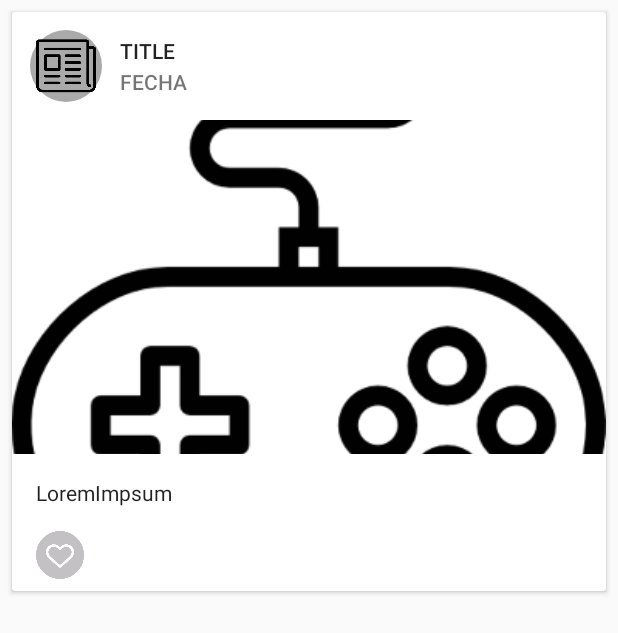
After one commit to mancha97/GameNews, an Android app: the layout item_allnoti.xml on its own in the app's theme, with its tools: preview values and no code run, on a phone screen of 412 x 824 dp. The commit adds this screen. Shown: the top 633 px of the screen. Run offline under Robolectric (Android 15) with nearby library versions, the phone set to English and light mode, and no system bars.

```diff
--- /dev/null
+++ b/app/src/main/java/com/valle00018316/gamenews/Frags/Adapters/NotiRvAdapter.java
@@ -0,0 +1,4 @@
+package com.valle00018316.gamenews.Frags.Adapters;
+
+public class NotiRvAdapter {
+}
--- /dev/null
+++ b/app/src/main/res/drawable/ic_avatar_40dp.xml
@@ -0,0 +1,10 @@
+
+<vector xmlns:android="http://schemas.android.com/apk/res/android"
+    android:width="40dp"
+    android:height="40dp"
+    android:viewportWidth="40.0"
+    android:viewportHeight="40.0">
+    <path
+        android:pathData="M20,20m-20,0a20,20 0,1 1,40 0a20,20 0,1 1,-40 0"
+        android:fillColor="@android:color/darker_gray" />
+</vector>
--- /dev/null
+++ b/app/src/main/res/layout/item_allnoti.xml
@@ -0,0 +1,110 @@
+<android.support.v7.widget.CardView
+    xmlns:android="http://schemas.android.com/apk/res/android"
+    xmlns:app="http://schemas.android.com/apk/res-auto"
+    style="@style/MyCardViewStyle"
+    android:layout_width="match_parent"
+    android:layout_height="wrap_content"
+    android:layout_marginTop="8dp"
+    android:layout_marginStart="8dp"
+    android:layout_marginEnd="8dp">
+
+    <android.support.constraint.ConstraintLayout
+        xmlns:app="http://schemas.android.com/apk/res-auto"
+        android:layout_width="match_parent"
+        android:layout_height="wrap_content">
+
+        <ImageView
+            android:id="@+id/avatar_image"
+            android:layout_width="48dp"
+            android:layout_height="48dp"
+            android:layout_marginTop="12dp"
+            android:layout_marginStart="12dp"
+            android:padding="4dp"
+
+            android:background="@drawable/ic_avatar_40dp"
+            android:src="@drawable/newspaper"
+            app:layout_constraintTop_toTopOf="parent"
+            app:layout_constraintStart_toStartOf="parent"
+            app:layout_constraintBottom_toTopOf="@+id/media_image"
+            app:layout_constraintVertical_chainStyle="packed" />
+
+        <TextView
+            android:id="@+id/title_text"
+            android:layout_width="0dp"
+            android:layout_height="wrap_content"
+            android:layout_marginTop="4dp"
+            android:layout_marginStart="12dp"
+            android:text="TITLE"
+            android:layout_marginEnd="16dp"
+            android:textAppearance="@style/TextAppearance.AppCompat.Body2"
+            android:textColor="#DE000000"
+            app:layout_constraintTop_toTopOf="@+id/avatar_image"
+            app:layout_constraintStart_toEndOf="@+id/avatar_image"
+            app:layout_constraintEnd_toEndOf="parent" />
+
+        <TextView
+            android:id="@+id/subtitle_text"
+            android:layout_width="0dp"
+            android:text="FECHA"
+            android:layout_height="wrap_content"
+            android:layout_marginStart="12dp"
+            android:layout_marginEnd="16dp"
+            android:layout_marginBottom="4dp"
+            android:textAppearance="@style/TextAppearance.AppCompat.Body2"
+            android:textColor="#8A000000"
+            app:layout_constraintStart_toEndOf="@+id/avatar_image"
+            app:layout_constraintEnd_toEndOf="parent"
+            app:layout_constraintBottom_toBottomOf="@+id/avatar_image" />
+
+        <ImageView
+            android:id="@+id/media_image"
+            android:layout_width="0dp"
+            android:layout_height="0dp"
+            android:layout_marginTop="12dp"
+            android:scaleType="centerCrop"
+            android:src="@drawable/joystick"
+            app:layout_constraintDimensionRatio="H,16:9"
+            app:layout_constraintTop_toBottomOf="@+id/avatar_image"
+            app:layout_constraintStart_toStartOf="parent"
+            app:layout_constraintEnd_toEndOf="parent"
+            app:layout_constraintBottom_toTopOf="@+id/supporting_text"/>
+
+        <TextView
+            android:id="@+id/supporting_text"
+            android:layout_width="0dp"
+            android:text="LoremImpsum"
+            android:layout_height="wrap_content"
+            android:layout_marginTop="16dp"
+            android:layout_marginStart="16dp"
+            android:layout_marginEnd="16dp"
+            android:lineSpacingExtra="8dp"
+            android:textAppearance="@style/TextAppearance.AppCompat.Body1"
+            android:textColor="#DE000000"
+            app:layout_constraintTop_toBottomOf="@+id/media_image"
+            app:layout_constraintStart_toStartOf="parent"
+            app:layout_constraintEnd_toEndOf="parent"
+            app:layout_constraintBottom_toTopOf="@+id/action_button_1"/>
+
+        <Button
+            android:id="@+id/action_button_1"
+            style="@style/Widget.AppCompat.Button.Borderless"
+            android:layout_width="32dp"
+            android:layout_height="32dp"
+            android:layout_marginBottom="8dp"
+            android:layout_marginStart="16dp"
+            android:layout_marginTop="16dp"
+            android:background="@drawable/empty"
+            android:minWidth="0dp"
+            android:paddingEnd="8dp"
+            android:paddingStart="8dp"
+            android:scaleType="fitCenter"
+            android:textColor="#DE000000"
+            app:layout_constraintBottom_toBottomOf="parent"
+            app:layout_constraintStart_toStartOf="parent"
+            app:layout_constraintTop_toBottomOf="@+id/supporting_text" />
+
+
+
+    </android.support.constraint.ConstraintLayout>
+
+</android.support.v7.widget.CardView>
--- a/app/src/main/res/values/colors.xml
+++ b/app/src/main/res/values/colors.xml
@@ -1,8 +1,8 @@
 <?xml version="1.0" encoding="utf-8"?>
 <resources>
-    <color name="colorPrimary">#0288D1</color>
-    <color name="colorPrimaryDark">#01579B</color>
-    <color name="colorAccent">#FFC107</color>
+    <color name="colorPrimary">#29b6f6</color>
+    <color name="colorPrimaryDark">#0086c3</color>
+    <color name="colorAccent">#73e8ff</color>
     <color name="white">#ffffff</color>
     <color name="black">#000</color>
     <color name="grey">#757575</color>
--- a/app/src/main/res/values/styles.xml
+++ b/app/src/main/res/values/styles.xml
@@ -15,12 +15,12 @@
 
     </style>
 
-<!--    <style name="aa" parent="Theme.AppCompat.Light.NoActionBar">
-        <item name="colorControlNormal">@color/grey</item>
-        <item name="colorControlActivated">@color/colorPrimaryDark</item>
-        <item name="colorControlHighlight">@color/colorPrimaryDark</item>
-        <item name="colorAccent">@color/colorAccent</item>
-        <item name="android:textColorHint">@color/grey</item>
-    </style>-->
+    <style name="MyCardViewStyle" parent="Theme.AppCompat.Light">
+        <item name="cardCornerRadius">2dp</item>
+        <item name="cardElevation">2dp</item>
+
+
+
+    </style>
 
 </resources>
```
Also changed, not shown: app/src/main/java/com/valle00018316/gamenews/Frags/FragmentNoti.java (added, +132 -0 lines), app/src/main/res/layout/frag_allnoti.xml (+13 -4 lines), app/src/main/res/drawable-hdpi/empty.png (added), app/src/main/res/drawable-hdpi/full.png (added), app/src/main/res/drawable-mdpi/empty.png (added), app/src/main/res/drawable-mdpi/full.png (added), app/src/main/res/drawable-xhdpi/empty.png (added), app/src/main/res/drawable-xhdpi/full.png (added), app/src/main/res/drawable-xxhdpi/empty.png (added), app/src/main/res/drawable-xxhdpi/full.png (added), app/src/main/res/drawable-xxxhdpi/empty.png (added), app/src/main/res/drawable-xxxhdpi/full.png (added).
